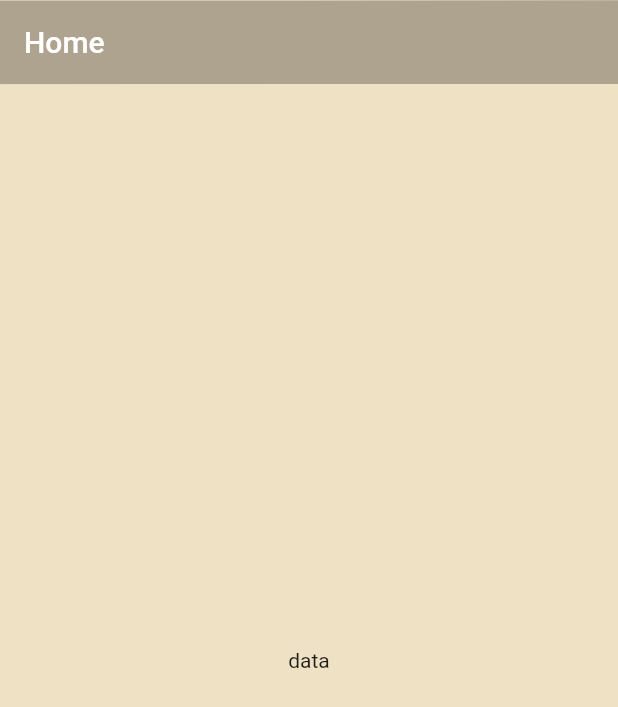
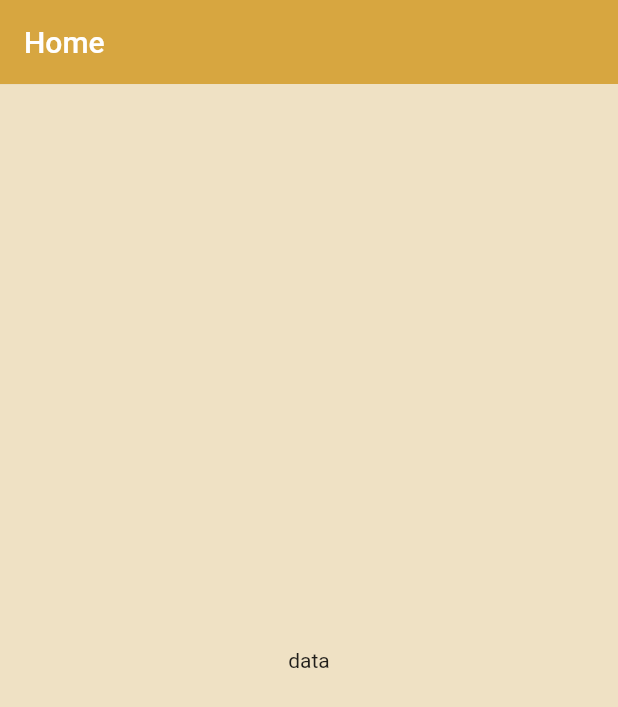
Before and after one commit to yagizdo/clash-of-clans-app, a Flutter app: the screen it shows after launch, on a phone screen of 412 x 824 dp. Shown: the top 707 px of the screen. Run offline on Flutter 3.47's test engine with Material 2 defaults, Android fonts, the phone set to English and light mode, and no system bars; our stand-ins replace flutter_screenutil.

Commit message:
colors update

```diff
--- a/lib/constants/app_colors.dart
+++ b/lib/constants/app_colors.dart
@@ -3,7 +3,7 @@ import 'package:flutter_screenutil/flutter_screenutil.dart';
 
 const black = Color(0xFF101823);
 const scaffoldBackground = Color(0xFFEFE1C4);
-const black_second = Colors.black;
+const appbarColor = Color(0xFFD7A640);
 const white = Color(0xFFFFFFFF);
 const grey = Color(0xFF787878);
 
@@ -13,7 +13,7 @@ class AppTheme {
     // Scaffold
     scaffoldBackgroundColor: scaffoldBackground,
     // Appbar
-    appBarTheme: const AppBarTheme(backgroundColor: Colors.transparent,elevation: 0.1),
+    appBarTheme: const AppBarTheme(backgroundColor: appbarColor,elevation: 0.1),
     // Text
     textTheme: TextTheme(
       headline1: TextStyle(
```
